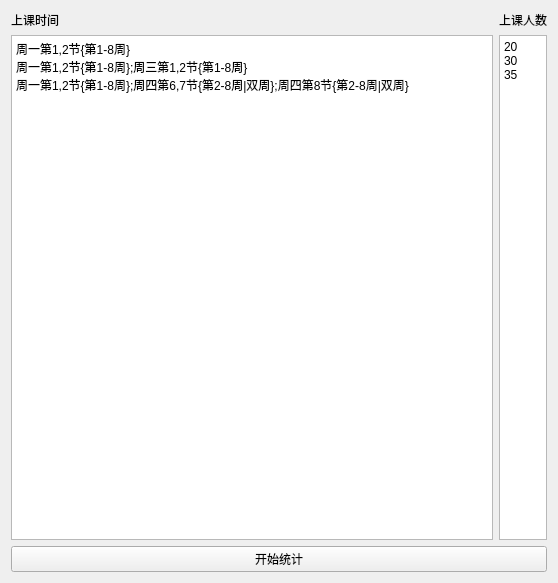
This is mainwindow.ui in iwxyi/MealCount as Qt 5 draws it before an edit. The edited form follows.
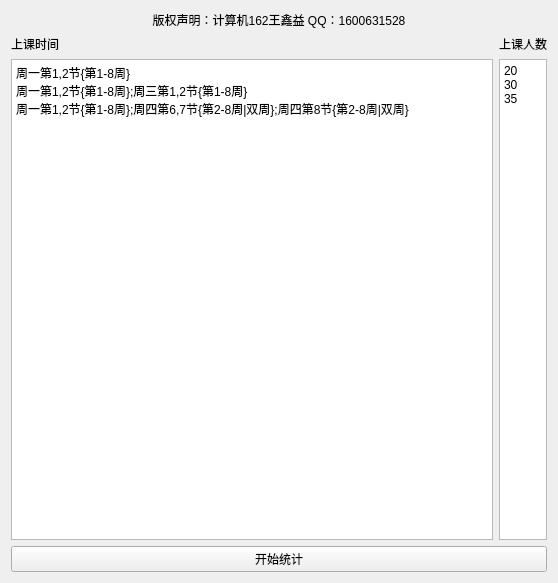
This is the edited form.

Commit message: 添加列表交互

Patch:
```diff
--- a/mainwindow.ui
+++ b/mainwindow.ui
@@ -15,6 +15,16 @@
   </property>
   <widget class="QWidget" name="centralWidget">
    <layout class="QVBoxLayout" name="verticalLayout_2">
+    <item>
+     <widget class="QLabel" name="label_3">
+      <property name="text">
+       <string>&lt;html&gt;&lt;head/&gt;&lt;body&gt;&lt;p&gt;版权声明：计算机162王鑫益    QQ：1600631528&lt;/p&gt;&lt;/body&gt;&lt;/html&gt;</string>
+      </property>
+      <property name="alignment">
+       <set>Qt::AlignCenter</set>
+      </property>
+     </widget>
+    </item>
     <item>
      <layout class="QHBoxLayout" name="horizontalLayout" stretch="0,0">
       <property name="sizeConstraint">
```
The commit also changes 2 other files.
